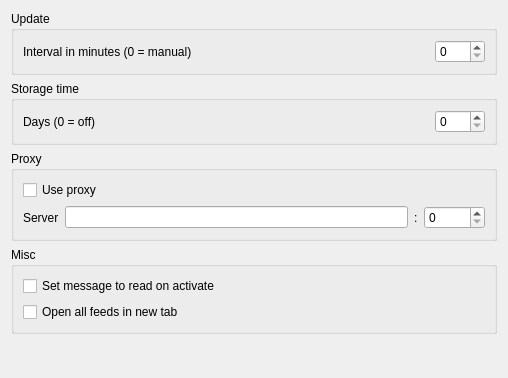
Before: the Qt Designer form plugins/FeedReader/gui/FeedReaderConfig.ui in RetroShare/RetroShare, drawn with Qt 5.
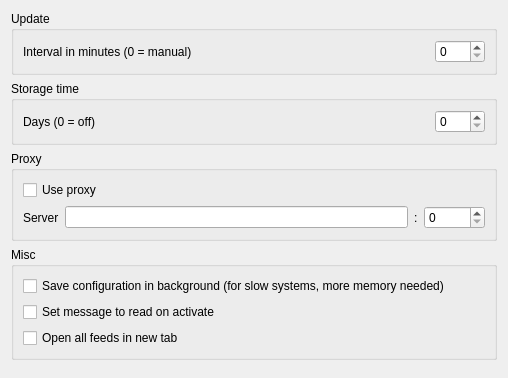
After: the same form once the commit is applied.

Commit message: FeedReader: - added new setting to save the config in the background for slow systems - fixed memory leak in p3FeedReader::saveList

Patch:
```diff
--- a/plugins/FeedReader/gui/FeedReaderConfig.ui
+++ b/plugins/FeedReader/gui/FeedReaderConfig.ui
@@ -118,20 +118,27 @@
       <string>Misc</string>
      </property>
      <layout class="QGridLayout" name="gridLayout_2">
-      <item row="0" column="0">
-       <widget class="QCheckBox" name="setMsgToReadOnActivate">
-        <property name="text">
-         <string>Set message to read on activate</string>
-        </property>
-       </widget>
-      </item>
-      <item row="1" column="0">
+      <item row="2" column="0">
        <widget class="QCheckBox" name="openAllInNewTabCheckBox">
         <property name="text">
          <string>Open all feeds in new tab</string>
         </property>
        </widget>
       </item>
+      <item row="1" column="0">
+       <widget class="QCheckBox" name="setMsgToReadOnActivate">
+        <property name="text">
+         <string>Set message to read on activate</string>
+        </property>
+       </widget>
+      </item>
+      <item row="0" column="0">
+       <widget class="QCheckBox" name="saveInBackgroundCheckBox">
+        <property name="text">
+         <string>Save configuration in background (for slow systems, more memory needed)</string>
+        </property>
+       </widget>
+      </item>
      </layout>
     </widget>
    </item>
```
Left out of the diff: 10 changed lines with no effect on the pictures. The commit also changes 5 other files.
